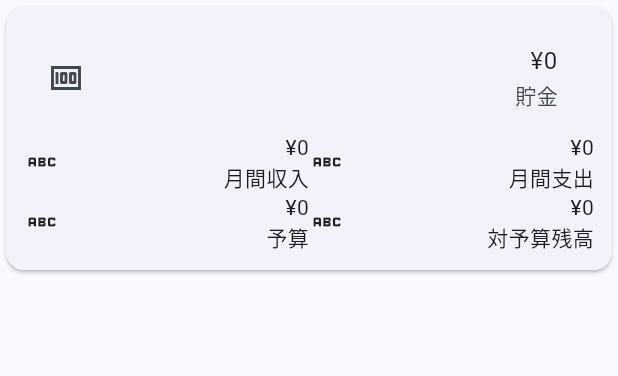
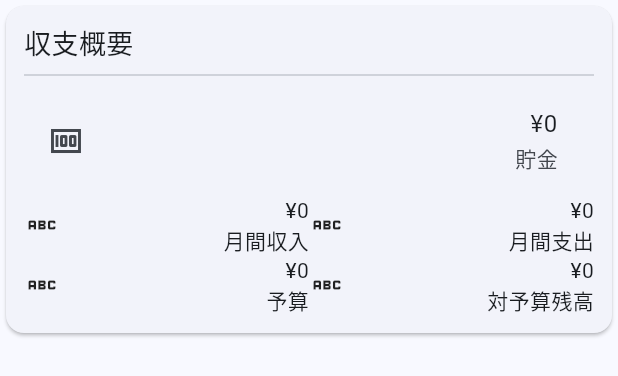
Before and after one commit to tombee-studio/bacon_bringer, a Flutter app: the OverviewComponent widget shown alone on an empty page, opened directly with empty values, on a phone screen of 412 x 824 dp. Shown: the top 376 px of the screen. Run offline on Flutter 3.47's test engine with Material 3 defaults, Android fonts, the phone set to English and light mode, and no system bars.

Commit message:
タイトルを表示

```diff
--- a/lib/ui/home/view/overview_component.dart
+++ b/lib/ui/home/view/overview_component.dart
@@ -11,23 +11,32 @@ class OverviewComponent extends StatelessWidget {
     return Card(
         child: Padding(
             padding: const EdgeInsets.all(12.0),
-            child: Column(mainAxisSize: MainAxisSize.min, children: [
+            child: Column(
+                crossAxisAlignment: CrossAxisAlignment.start,
+                mainAxisSize: MainAxisSize.min,
+                children: [
+                  const Text("収支概要", style: TextStyle(fontSize: 18.0)),
+                  const Divider(),
                   ListTile(
                     leading: const Icon(Icons.money),
                     title: Text("¥${overviewData.sumOfMoney}",
                         textAlign: TextAlign.right),
                     subtitle: const Text('貯金', textAlign: TextAlign.right),
                   ),
-              Row(mainAxisAlignment: MainAxisAlignment.spaceAround, children: [
-                createRowItem(
-                    Icons.abc, "月間収入", overviewData.totalIncomesOnMonth),
-                createRowItem(
-                    Icons.abc, "月間支出", overviewData.totalExpencesOnMonth)
+                  Row(
+                      mainAxisAlignment: MainAxisAlignment.spaceAround,
+                      children: [
+                        createRowItem(Icons.abc, "月間収入",
+                            overviewData.totalIncomesOnMonth),
+                        createRowItem(Icons.abc, "月間支出",
+                            overviewData.totalExpencesOnMonth)
                       ]),
-              Row(mainAxisAlignment: MainAxisAlignment.spaceAround, children: [
+                  Row(
+                      mainAxisAlignment: MainAxisAlignment.spaceAround,
+                      children: [
                         createRowItem(Icons.abc, "予算", overviewData.budget),
-                createRowItem(
-                    Icons.abc, "対予算残高", overviewData.balanceAgainstBudget)
+                        createRowItem(Icons.abc, "対予算残高",
+                            overviewData.balanceAgainstBudget)
                       ])
                 ])));
   }
```
Also changed, not shown: lib/ui/home/view/category_budget_list_component.dart (+8 -2 lines). Lines whose indentation alone changed are shown as unchanged.
